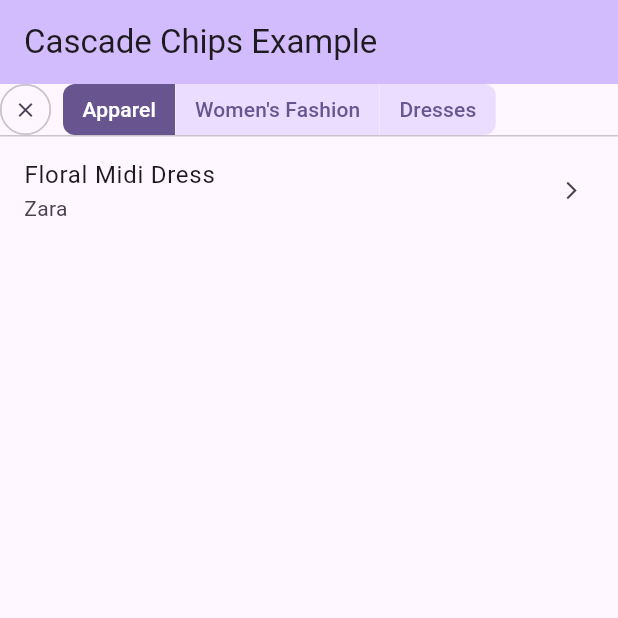
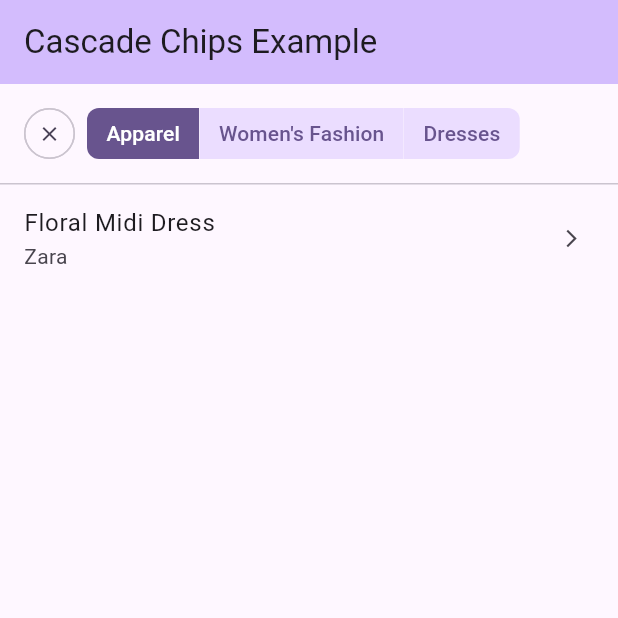
Before and after one commit to serifsadi/cascade_chips, a Flutter app: the screen it shows after launch, on a phone screen of 412 x 824 dp, the top half of it. Run offline on Flutter 3.47's test engine with Material 3 defaults, Android fonts, the phone set to English and light mode, and no system bars.

Commit message:
Add padding to CascadeChips widget

```diff
--- a/example/lib/main.dart
+++ b/example/lib/main.dart
@@ -1,5 +1,6 @@
 import 'package:cascade_chips/cascade_chips.dart';
 import 'package:cascade_chips/cascade_node.dart';
+import 'package:cascade_chips/theme.dart';
 import 'package:flutter/material.dart';
 
 void main() {
@@ -137,7 +138,9 @@ class _MyHomePageState extends State<MyHomePage> {
         ),
         body: Column(
           children: [
-            CascadeChips(
+            Padding(
+              padding: const EdgeInsets.all(16.0),
+              child: CascadeChips(
                 nodes: _rootCategories,
                 initialPathIds: myInitialFilterIds,
                 onFilterChanged: (activeFilters) {
@@ -162,6 +165,7 @@ class _MyHomePageState extends State<MyHomePage> {
                   chipSpacing: 10.0,
                 ),
                 */
+              ),
             ),
             const Divider(height: 1),
             Expanded(child: _buildContentArea()),
```
Lines whose indentation alone changed are shown as unchanged.
